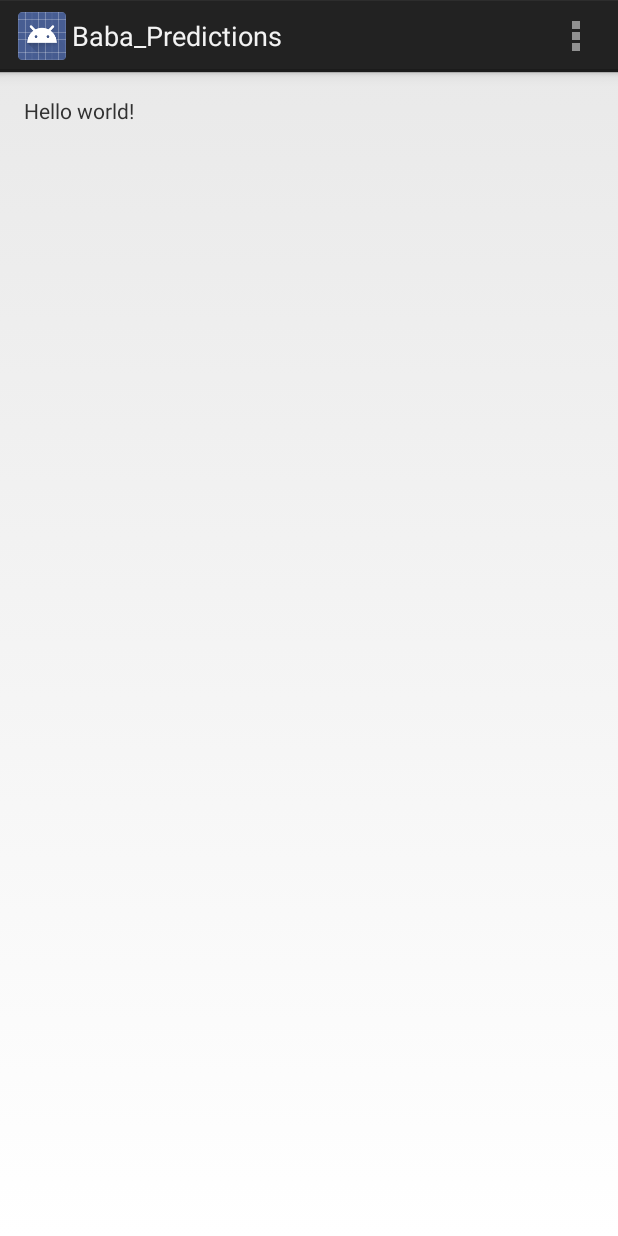
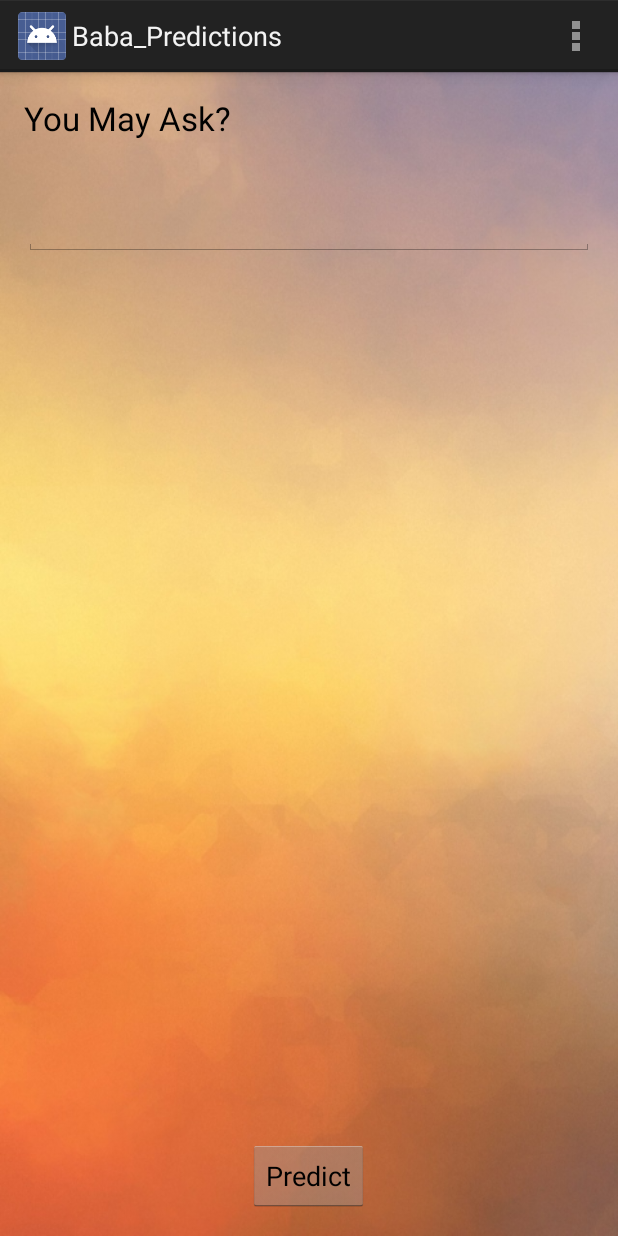
Before and after one commit to team-LRP/Baba_Predictions, an Android app: the MainActivity screen opened directly, with no data from a screen before it, on a phone screen of 412 x 824 dp. Run offline under Robolectric (Android 15) with nearby library versions, the phone set to English and light mode, and no system bars.

Commit message:
Added Main pg with Instructions, video, question

```diff
--- a/babapredictions/src/main/java/com/lrp/babapredictions/MainActivity.java
+++ b/babapredictions/src/main/java/com/lrp/babapredictions/MainActivity.java
@@ -1,17 +1,93 @@
 package com.lrp.babapredictions;
 
 import android.app.Activity;
+import android.app.AlertDialog;
+import android.content.DialogInterface;
+import android.content.Intent;
+import android.net.Uri;
 import android.os.Bundle;
+import android.os.Handler;
 import android.view.Menu;
 import android.view.MenuItem;
+import android.view.View;
+import android.widget.Button;
+import android.widget.EditText;
+import android.widget.TextView;
+import android.widget.VideoView;
 
 
 public class MainActivity extends Activity {
+
+
+
+    EditText question;
+    TextView txt;
+    Button button;
+
+
 
     @Override
     protected void onCreate(Bundle savedInstanceState) {
         super.onCreate(savedInstanceState);
         setContentView(R.layout.activity_main);
+
+
+
+        question = (EditText) findViewById(R.id.editText);
+        txt = (TextView)findViewById(R.id.textView);
+        final VideoView vv = (VideoView)findViewById(R.id.videoView);
+        vv.setVisibility(vv.INVISIBLE);
+        final String f = "android.resource://" + getPackageName() + "/" + R.raw.video;
+
+        button = (Button) findViewById(R.id.a);
+
+        button.setOnClickListener(new View.OnClickListener() {
+            @Override
+            public void onClick(View view) {
+
+
+                //delay in ms
+                int DELAY = 1700;
+
+                Handler handler = new Handler();
+                handler.postDelayed(new Runnable() {
+                    @Override
+                    public void run() {
+                        Intent intent = new Intent(MainActivity.this, OutputSong.class);
+                        startActivity(intent);
+                    }
+                }, DELAY);
+
+                vv.setVisibility(vv.VISIBLE);
+
+
+                vv.setVideoURI(Uri.parse(f));
+                vv.start();
+
+
+            }
+
+
+        });
+
+
+
+
+        AlertDialog.Builder builder = new AlertDialog.Builder(this);
+        builder.setTitle("Baba Instructions !");
+        builder.setMessage("Ask any question of your choice about the future, to be answered in Yes/No ");
+        builder.setPositiveButton("Okay", new DialogInterface.OnClickListener() {
+            @Override
+            public void onClick(DialogInterface dialog, int i) {
+                dialog.dismiss();
+            }
+        });
+
+        builder.show();
+
+
+
+
     }
 
 
--- a/babapredictions/src/main/res/layout/activity_main.xml
+++ b/babapredictions/src/main/res/layout/activity_main.xml
@@ -6,11 +6,48 @@
     android:paddingRight="@dimen/activity_horizontal_margin"
     android:paddingTop="@dimen/activity_vertical_margin"
     android:paddingBottom="@dimen/activity_vertical_margin"
-    tools:context="com.lrp.babapredictions.MainActivity">
+    android:background="@drawable/a"
+    tools:context="in.co.babaprediction.app.MainActivity"
+    >
+
+
 
     <TextView
-        android:text="@string/hello_world"
         android:layout_width="wrap_content"
-        android:layout_height="wrap_content" />
+        android:layout_height="wrap_content"
+        android:textAppearance="?android:attr/textAppearanceLarge"
+        android:text="You May Ask?"
+        android:id="@+id/textView"
+        android:layout_alignParentTop="true"
+        android:layout_alignParentLeft="true"
+        android:layout_alignParentStart="true" />
+
+
+
+    <EditText
+        android:layout_width="match_parent"
+        android:layout_height="wrap_content"
+        android:id="@+id/editText"
+
+        android:layout_below="@+id/textView"
+        android:layout_alignParentLeft="true"
+        android:layout_alignParentStart="true"
+        android:layout_marginTop="38dp" />
+
+    <VideoView
+        android:layout_width="360dp"
+        android:layout_height="180dp"
+        android:id="@+id/videoView"
+        android:layout_centerVertical="true"
+        android:layout_centerHorizontal="true"
+        />
+
+    <Button
+        android:layout_width="wrap_content"
+        android:layout_height="wrap_content"
+        android:text="Predict"
+        android:id="@+id/a"
+        android:layout_alignParentBottom="true"
+        android:layout_centerHorizontal="true" />
 
 </RelativeLayout>
```
Also changed, not shown: babapredictions/src/main/res/drawable-xhdpi/a.jpg (added), babapredictions/src/main/res/drawable-xhdpi/baba.jpg (added), babapredictions/src/main/res/drawable-xxhdpi/a.jpg (added), babapredictions/src/main/res/drawable-xxhdpi/baba.jpg (added), 1 other file.
